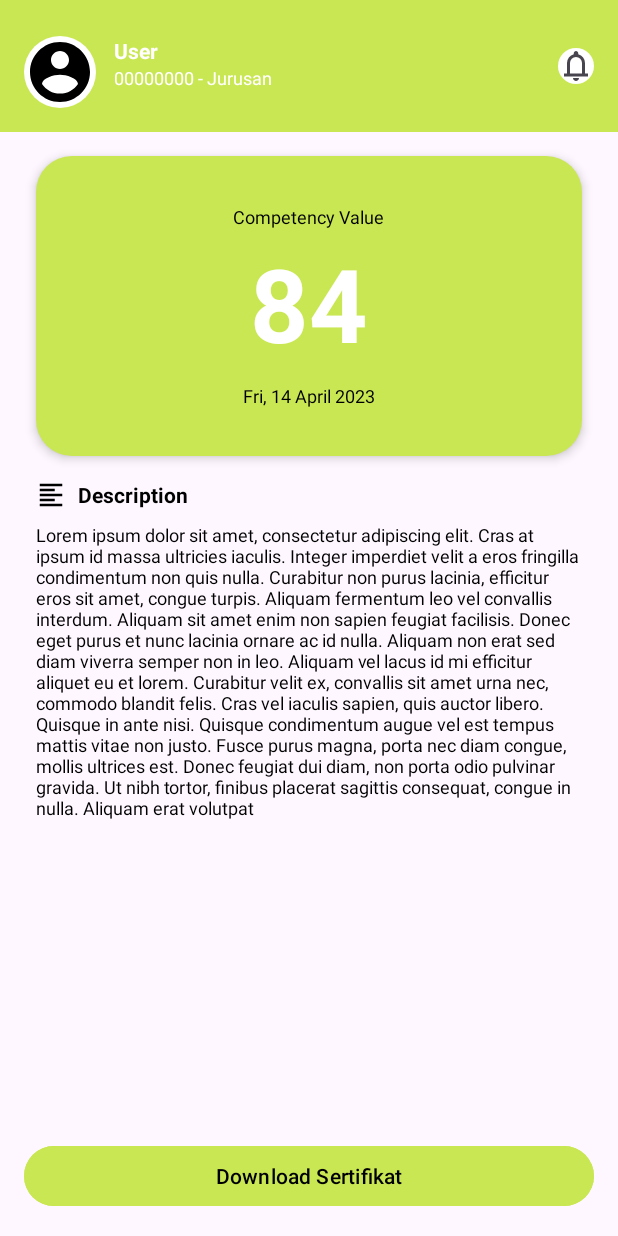
After one commit to Krunchiee/PKL-Track, an Android app: the CertificateActivity screen opened directly, with no data from a screen before it, on a phone screen of 412 x 824 dp. The commit adds this screen. Run offline under Robolectric (Android 15) with nearby library versions, the phone set to English and light mode, and no system bars.

Commit message:
add CertificateActivity and DailyReportActivity

```diff
--- /dev/null
+++ b/app/src/main/java/com/example/pkltrack/CertificateActivity.kt
@@ -0,0 +1,24 @@
+package com.example.pkltrack
+
+import android.os.Bundle
+import android.widget.TextView
+import androidx.activity.enableEdgeToEdge
+import androidx.appcompat.app.AppCompatActivity
+import androidx.core.view.ViewCompat
+import androidx.core.view.WindowInsetsCompat
+
+class CertificateActivity : AppCompatActivity() {
+    override fun onCreate(savedInstanceState: Bundle?) {
+        super.onCreate(savedInstanceState)
+        enableEdgeToEdge()
+        setContentView(R.layout.activity_certificate)
+
+        //untuk membawa data ke header
+        val pref       = getSharedPreferences("UserData", MODE_PRIVATE)
+        val nama   = pref.getString("nama", "User")
+        val nisJurusan = pref.getString("nisJurusan", "00000000 - Jurusan")
+
+        findViewById<TextView>(R.id.txtUser).text        = nama
+        findViewById<TextView>(R.id.txtNISJurusan).text  = nisJurusan
+    }
+}
--- /dev/null
+++ b/app/src/main/res/drawable/paragraph.xml
@@ -0,0 +1,11 @@
+<vector xmlns:android="http://schemas.android.com/apk/res/android"
+    android:width="24dp"
+    android:height="24dp"
+    android:viewportWidth="960"
+    android:viewportHeight="960"
+    android:tint="?attr/colorControlNormal"
+    android:autoMirrored="true">
+  <path
+      android:fillColor="@android:color/white"
+      android:pathData="M120,840L120,760L840,760L840,840L120,840ZM120,680L120,600L600,600L600,680L120,680ZM120,520L120,440L840,440L840,520L120,520ZM120,360L120,280L600,280L600,360L120,360ZM120,200L120,120L840,120L840,200L120,200Z"/>
+</vector>
--- a/app/src/main/res/drawable/rounded_shadow.xml
+++ b/app/src/main/res/drawable/rounded_shadow.xml
@@ -1,6 +1,6 @@
 <shape xmlns:android="http://schemas.android.com/apk/res/android"
     android:shape="rectangle">
     <corners android:radius="12dp" />
-    <solid android:color="#FFFFFF" />
+    <solid android:color="@color/light_green" />
     <padding android:left="8dp" android:top="8dp" android:right="8dp" android:bottom="8dp"/>
 </shape>
--- /dev/null
+++ b/app/src/main/res/layout/activity_certificate.xml
@@ -0,0 +1,129 @@
+<?xml version="1.0" encoding="utf-8"?>
+<FrameLayout xmlns:android="http://schemas.android.com/apk/res/android"
+    xmlns:tools="http://schemas.android.com/tools"
+    xmlns:app="http://schemas.android.com/apk/res-auto"
+    android:layout_width="match_parent"
+    android:layout_height="match_parent"
+    tools:context=".CertificateActivity">
+
+    <!-- Scrollable Content -->
+    <androidx.core.widget.NestedScrollView
+        android:layout_width="match_parent"
+        android:layout_height="match_parent"
+        android:fillViewport="true"
+        android:layout_marginBottom="80dp"> <!-- Leave space for button -->
+
+        <androidx.constraintlayout.widget.ConstraintLayout
+            android:layout_width="match_parent"
+            android:layout_height="wrap_content">
+
+            <!-- Header -->
+            <include
+                android:id="@+id/include_header"
+                layout="@layout/header" />
+
+            <!-- Card Score -->
+            <LinearLayout
+                android:id="@+id/cardScore"
+                android:layout_width="0dp"
+                android:layout_height="200dp"
+                android:layout_marginStart="24dp"
+                android:layout_marginEnd="24dp"
+                android:layout_marginTop="16dp"
+                android:padding="16dp"
+                android:orientation="vertical"
+                android:background="@drawable/bg_rounded_white_box"
+                android:gravity="center"
+                android:elevation="4dp"
+                android:translationY="0dp"
+                android:backgroundTint="@color/light_green"
+                app:layout_constraintTop_toBottomOf="@id/include_header"
+                app:layout_constraintStart_toStartOf="parent"
+                app:layout_constraintEnd_toEndOf="parent">
+
+                <TextView
+                    android:layout_width="wrap_content"
+                    android:layout_height="wrap_content"
+                    android:text="Competency Value"
+                    android:textColor="@color/black"
+                    android:textSize="12sp" />
+
+                <TextView
+                    android:id="@+id/scoreContainer"
+                    android:layout_width="wrap_content"
+                    android:layout_height="wrap_content"
+                    android:text="84"
+                    android:textSize="68sp"
+                    android:textColor="@color/white"
+                    android:textStyle="bold"
+                    android:layout_marginTop="4dp" />
+
+                <TextView
+                    android:id="@+id/txtScoreDate"
+                    android:layout_width="wrap_content"
+                    android:layout_height="wrap_content"
+                    android:text="Fri, 14 April 2023"
+                    android:textColor="@color/black"
+                    android:textSize="12sp"
+                    android:layout_marginTop="8dp" />
+            </LinearLayout>
+
+            <!-- Description Section -->
+            <LinearLayout
+                android:id="@+id/descriptionLayout"
+                android:layout_width="0dp"
+                android:layout_height="wrap_content"
+                android:layout_marginTop="16dp"
+                android:layout_marginStart="24dp"
+                android:layout_marginEnd="24dp"
+                android:orientation="vertical"
+                app:layout_constraintTop_toBottomOf="@id/cardScore"
+                app:layout_constraintStart_toStartOf="parent"
+                app:layout_constraintEnd_toEndOf="parent">
+
+                <LinearLayout
+                    android:layout_width="match_parent"
+                    android:layout_height="wrap_content"
+                    android:orientation="horizontal">
+
+                    <ImageView
+                        android:layout_width="20dp"
+                        android:layout_height="20dp"
+                        android:src="@drawable/paragraph"
+                        android:tint="@color/black"
+                        android:layout_marginEnd="8dp" />
+
+                    <TextView
+                        android:layout_width="wrap_content"
+                        android:layout_height="wrap_content"
+                        android:text="Description"
+                        android:textSize="14sp"
+                        android:textStyle="bold"
+                        android:textColor="@color/black" />
+                </LinearLayout>
+
+                <TextView
+                    android:id="@+id/txtDescription"
+                    android:layout_width="match_parent"
+                    android:layout_height="wrap_content"
+                    android:text="@string/loremIpsum"
+                    android:textSize="12sp"
+                    android:textColor="@color/black"
+                    android:layout_marginTop="8dp" />
+            </LinearLayout>
+
+        </androidx.constraintlayout.widget.ConstraintLayout>
+    </androidx.core.widget.NestedScrollView>
+
+    <!-- Fixed Bottom Button -->
+    <Button
+        android:id="@+id/btnDownloadCertificate"
+        android:layout_width="match_parent"
+        android:layout_height="wrap_content"
+        android:text="Download Sertifikat"
+        android:textAllCaps="false"
+        android:textColor="@color/black"
+        android:backgroundTint="@color/light_green"
+        android:layout_gravity="bottom"
+        android:layout_margin="16dp" />
+</FrameLayout>
--- a/app/src/main/res/values/strings.xml
+++ b/app/src/main/res/values/strings.xml
@@ -11,4 +11,5 @@
     <string name="login">LOGIN</string>
     <string name="back">Back</string>
     <string name="login_to_your_account">Login to your account</string>
+    <string name="loremIpsum">Lorem ipsum dolor sit amet, consectetur adipiscing elit. Cras at ipsum id massa ultricies iaculis. Integer imperdiet velit a eros fringilla condimentum non quis nulla. Curabitur non purus lacinia, efficitur eros sit amet, congue turpis. Aliquam fermentum leo vel convallis interdum. Aliquam sit amet enim non sapien feugiat facilisis. Donec eget purus et nunc lacinia ornare ac id nulla. Aliquam non erat sed diam viverra semper non in leo. Aliquam vel lacus id mi efficitur aliquet eu et lorem. Curabitur velit ex, convallis sit amet urna nec, commodo blandit felis. Cras vel iaculis sapien, quis auctor libero. Quisque in ante nisi. Quisque condimentum augue vel est tempus mattis vitae non justo. Fusce purus magna, porta nec diam congue, mollis ultrices est. Donec feugiat dui diam, non porta odio pulvinar gravida. Ut nibh tortor, finibus placerat sagittis consequat, congue in nulla. Aliquam erat volutpat</string>
 </resources>
```
Also changed, not shown: app/src/main/AndroidManifest.xml (+23 -18 lines), app/src/main/java/com/example/pkltrack/DailyReportActivity.kt (added, +130 -0 lines), app/src/main/java/com/example/pkltrack/MainActivity.kt (+11 -0 lines), app/src/main/res/drawable/upload.xml (added, +10 -0 lines), app/src/main/res/layout/activity_daily_report.xml (added, +102 -0 lines), app/src/main/res/layout/activity_main.xml (+12 -8 lines).
